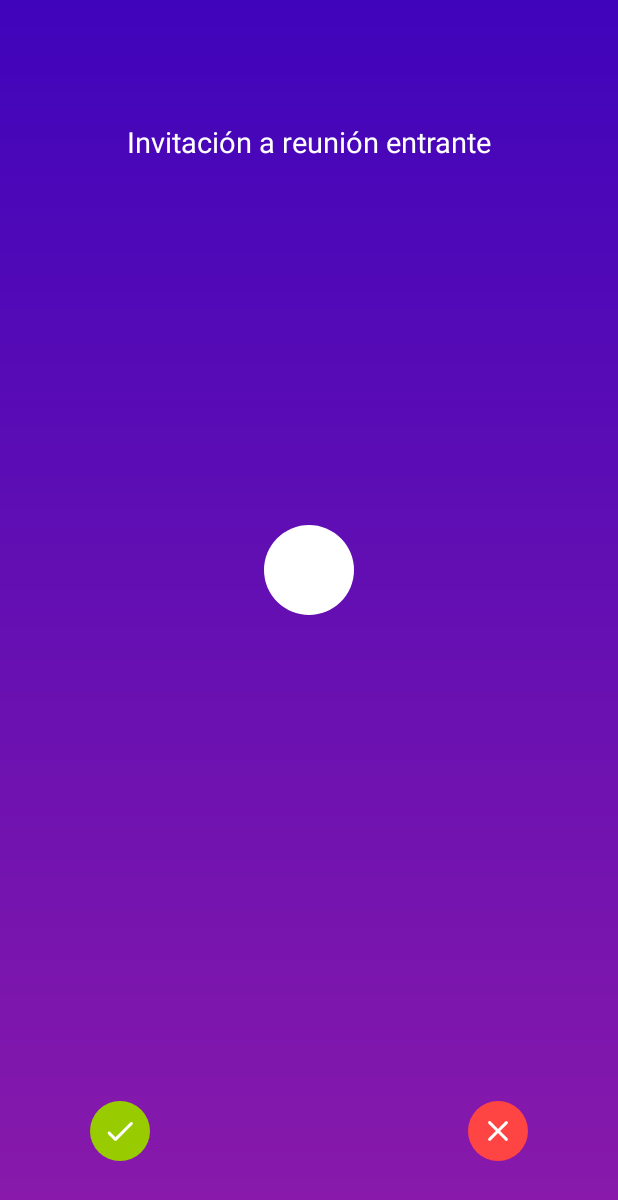
After one commit to billyhuaroc/pam_proyecto, an Android app: the IncomingInvitationActivity screen opened directly, with no data from a screen before it, on a phone screen of 412 x 824 dp. The commit adds this screen. Shown: the top 1200 px of the screen. Run offline under Robolectric (Android 15) with nearby library versions, the phone set to English and light mode, and no system bars.

Commit message:
outcoming invitation meeting

```diff
--- a/app/build.gradle
+++ b/app/build.gradle
@@ -9,7 +9,7 @@ android {
 
     defaultConfig {
         applicationId "ucv.android.videomeeting"
-        minSdkVersion 21
+            minSdkVersion 21
         targetSdkVersion 30
         versionCode 1
         versionName "1.0"
@@ -58,5 +58,4 @@ dependencies {
     //Firebase
     implementation 'com.google.firebase:firebase-messaging:22.0.0'
     implementation 'com.google.firebase:firebase-firestore:23.0.1'
-    implementation 'com.google.firebase:firebase-core:19.0.0'
 }
--- /dev/null
+++ b/app/src/main/java/ucv/android/videomeeting/activities/activities/IncomingInvitationActivity.java
@@ -0,0 +1,16 @@
+package ucv.android.videomeeting.activities.activities;
+
+import androidx.appcompat.app.AppCompatActivity;
+
+import android.os.Bundle;
+
+import ucv.android.videomeeting.R;
+
+public class IncomingInvitationActivity extends AppCompatActivity {
+
+    @Override
+    protected void onCreate(Bundle savedInstanceState) {
+        super.onCreate(savedInstanceState);
+        setContentView(R.layout.activity_incoming_invitation);
+    }
+}
--- a/app/src/main/java/ucv/android/videomeeting/activities/firebase/MensajeServices.java
+++ b/app/src/main/java/ucv/android/videomeeting/activities/firebase/MensajeServices.java
@@ -6,18 +6,17 @@ import com.google.firebase.messaging.FirebaseMessagingService;
 import com.google.firebase.messaging.RemoteMessage;
 
 import androidx.annotation.NonNull;
-import org.jetbrains.annotations.NotNull;
 
 public class MensajeServices extends FirebaseMessagingService {
 
     @Override
-    public void onNewToken(@NonNull @NotNull String token) {
+    public void onNewToken(@NonNull String token) {
         super.onNewToken(token);
         Log.d("FCM","Token: "+token);
     }
 
     @Override
-    public void onMessageReceived(@NonNull @NotNull RemoteMessage remoteMessage) {
+    public void onMessageReceived(@NonNull RemoteMessage remoteMessage) {
         super.onMessageReceived(remoteMessage);
         if(remoteMessage.getNotification() != null){
             Log.d(
--- /dev/null
+++ b/app/src/main/res/drawable/background_accept_invitation.xml
@@ -0,0 +1,4 @@
+<?xml version="1.0" encoding="utf-8"?>
+<shape xmlns:android="http://schemas.android.com/apk/res/android" android:shape="oval">
+    <solid android:color="@android:color/holo_green_light"/>
+</shape>
--- /dev/null
+++ b/app/src/main/res/drawable/background_meeting_invitation.xml
@@ -0,0 +1,8 @@
+<?xml version="1.0" encoding="utf-8"?>
+<shape xmlns:android="http://schemas.android.com/apk/res/android" android:shape="rectangle">
+    <!-- aqui vamos a usar un dibujable-->
+    <gradient
+        android:angle="270"
+        android:endColor="@color/colorMeetingInvitationEnd"
+        android:startColor="@color/colorMeetingInvitationStart"/>
+</shape>
--- /dev/null
+++ b/app/src/main/res/drawable/background_meeting_invitation_user_icon.xml
@@ -0,0 +1,4 @@
+<?xml version="1.0" encoding="utf-8"?>
+<shape  xmlns:android="http://schemas.android.com/apk/res/android" android:shape="oval">
+    <solid android:color="@color/colorTextIcons"/>
+</shape>
--- /dev/null
+++ b/app/src/main/res/drawable/background_reject_invitation.xml
@@ -0,0 +1,5 @@
+<?xml version="1.0" encoding="utf-8"?>
+<shape xmlns:android="http://schemas.android.com/apk/res/android" android:shape="oval">
+    <solid android:color="@android:color/holo_red_light"/>
+
+</shape>
--- a/app/src/main/res/drawable/boton_redondo.xml
+++ /dev/null
@@ -1,5 +0,0 @@
-<?xml version="1.0" encoding="utf-8"?>
-<shape xmlns:android="http://schemas.android.com/apk/res/android" android:shape="oval">
-    <solid android:color="#E1E2AB"/>
-    <size android:width="50dp" android:height="60dp"/>
-</shape>
--- /dev/null
+++ b/app/src/main/res/drawable/ic_accept.xml
@@ -0,0 +1,10 @@
+<vector xmlns:android="http://schemas.android.com/apk/res/android"
+    android:width="24dp"
+    android:height="24dp"
+    android:viewportWidth="24"
+    android:viewportHeight="24"
+    android:tint="?attr/colorControlNormal">
+  <path
+      android:fillColor="@android:color/white"
+      android:pathData="M9,16.2l-3.5,-3.5c-0.39,-0.39 -1.01,-0.39 -1.4,0 -0.39,0.39 -0.39,1.01 0,1.4l4.19,4.19c0.39,0.39 1.02,0.39 1.41,0L20.3,7.7c0.39,-0.39 0.39,-1.01 0,-1.4 -0.39,-0.39 -1.01,-0.39 -1.4,0L9,16.2z"/>
+</vector>
--- /dev/null
+++ b/app/src/main/res/drawable/ic_reject.xml
@@ -0,0 +1,10 @@
+<vector xmlns:android="http://schemas.android.com/apk/res/android"
+    android:width="24dp"
+    android:height="24dp"
+    android:viewportWidth="24"
+    android:viewportHeight="24"
+    android:tint="?attr/colorControlNormal">
+  <path
+      android:fillColor="@android:color/white"
+      android:pathData="M18.3,5.71c-0.39,-0.39 -1.02,-0.39 -1.41,0L12,10.59 7.11,5.7c-0.39,-0.39 -1.02,-0.39 -1.41,0 -0.39,0.39 -0.39,1.02 0,1.41L10.59,12 5.7,16.89c-0.39,0.39 -0.39,1.02 0,1.41 0.39,0.39 1.02,0.39 1.41,0L12,13.41l4.89,4.89c0.39,0.39 1.02,0.39 1.41,0 0.39,-0.39 0.39,-1.02 0,-1.41L13.41,12l4.89,-4.89c0.38,-0.38 0.38,-1.02 0,-1.4z"/>
+</vector>
--- /dev/null
+++ b/app/src/main/res/layout/activity_incoming_invitation.xml
@@ -0,0 +1,112 @@
+<?xml version="1.0" encoding="utf-8"?>
+<androidx.constraintlayout.widget.ConstraintLayout xmlns:android="http://schemas.android.com/apk/res/android"
+    xmlns:app="http://schemas.android.com/apk/res-auto"
+    xmlns:tools="http://schemas.android.com/tools"
+    android:layout_width="match_parent"
+    android:layout_height="match_parent"
+    android:background="@drawable/background_meeting_invitation"
+    tools:context=".activities.activities.IncomingInvitationActivity">
+
+
+    <!--vamos a configurar el diseño de la actividad de invitacion-->
+    <ImageView
+        android:id="@+id/imageMeetingType"
+        android:layout_width="30dp"
+        android:layout_height="30dp"
+        android:layout_margin="50dp"
+        android:contentDescription="@string/app_name"
+        app:tint="@color/colorTextIcons"
+        app:layout_constraintEnd_toEndOf="parent"
+        app:layout_constraintStart_toStartOf="parent"
+        app:layout_constraintTop_toTopOf="parent"/>
+
+    <TextView
+        android:id="@+id/textIncomingMeeting"
+        android:layout_width="match_parent"
+        android:layout_height="wrap_content"
+        android:layout_marginTop="4dp"
+        android:gravity="center"
+        android:includeFontPadding="false"
+        android:text="Invitación a reunión entrante"
+        android:textColor="@color/colorTextIcons"
+        android:textSize="19sp"
+        app:layout_constraintTop_toBottomOf="@+id/imageMeetingType"/>
+
+    <!--para mostrar el nombre y el correectronico del iniciador de la reunion-->
+    <LinearLayout
+        android:layout_width="match_parent"
+        android:layout_height="wrap_content"
+        android:orientation="vertical"
+        android:gravity="center"
+        app:layout_constraintBottom_toBottomOf="parent"
+        app:layout_constraintTop_toTopOf="parent">
+
+        <!--mostrar circulo con el primer caracter del nombre del iniciador-->
+        <!--se define una vista de texto para este caracter-->
+        <TextView
+            android:id="@+id/textFirstChar"
+            android:layout_width="60dp"
+            android:layout_height="60dp"
+            android:background="@drawable/background_meeting_invitation_user_icon"
+            android:gravity="center"
+            android:includeFontPadding="false"
+            android:textAllCaps="true"
+            android:textColor="@color/colorPrimaryText"
+            android:textSize="34sp"/>
+
+        <!--otra vista de texto para el nombre del iniciador-->
+        <TextView
+            android:id="@+id/textUsername"
+            android:layout_width="match_parent"
+            android:layout_height="wrap_content"
+            android:layout_marginTop="10dp"
+            android:gravity="center"
+            android:includeFontPadding="false"
+            android:textColor="@color/colorTextIcons"
+            android:textSize="22sp"/>
+
+        <!-- y una vista de texto para el correo-->
+        <TextView
+            android:id="@+id/textCorreo"
+            android:layout_width="match_parent"
+            android:layout_height="wrap_content"
+            android:layout_marginTop="10dp"
+            android:gravity="center"
+            android:includeFontPadding="false"
+            android:textColor="@color/colorTextIcons"
+            android:textSize="15sp"/>
+
+    </LinearLayout>
+    <!--una vez que reciba el receptor mostraremos dos botones de accion
+        el primero es aceptar invitacion y el segundo rechazar-->
+    <!--definimos dos imagenes una para aceptar y la otra para rechazar-->
+    <ImageView
+        android:id="@+id/imageAcceptInvitation"
+        android:layout_width="40dp"
+        android:layout_height="40dp"
+        android:layout_marginStart="60dp"
+        android:layout_marginBottom="50dp"
+        android:background="@drawable/background_accept_invitation"
+        android:contentDescription="@string/app_name"
+        android:padding="8dp"
+        android:src="@drawable/ic_accept"
+        app:tint="@color/colorTextIcons"
+        app:layout_constraintBottom_toBottomOf="parent"
+        app:layout_constraintStart_toStartOf="parent"/>
+
+    <ImageView
+        android:id="@+id/imageRejectInvitation"
+        android:layout_width="40dp"
+        android:layout_height="40dp"
+        android:layout_marginEnd="60dp"
+        android:layout_marginBottom="50dp"
+        android:background="@drawable/background_reject_invitation"
+        android:contentDescription="@string/app_name"
+        android:padding="8dp"
+        android:src="@drawable/ic_reject"
+        app:tint="@color/colorTextIcons"
+        app:layout_constraintBottom_toBottomOf="parent"
+        app:layout_constraintEnd_toEndOf="parent"/>
+
+    <!--la pantalla de invitacion entrante esta lista-->
+</androidx.constraintlayout.widget.ConstraintLayout>
--- a/app/src/main/res/values/colors.xml
+++ b/app/src/main/res/values/colors.xml
@@ -16,4 +16,6 @@
     <color name="colorTextIcons">#FFFFFF</color>
     <color name="colorBackground">#FAFAFA</color>
     <color name="colorHintText">#BDBDBD</color>
+    <color name="colorMeetingInvitationStart">#4004BB</color>
+    <color name="colorMeetingInvitationEnd">#8A1AAA</color>
 </resources>
```
Also changed, not shown: app/src/main/AndroidManifest.xml (+14 -7 lines), app/src/main/java/ucv/android/videomeeting/activities/activities/OutgoingInvitationActivity.java (added, +16 -0 lines), app/src/main/res/layout/activity_outgoing_invitation.xml (added, +94 -0 lines), 25 other files.
